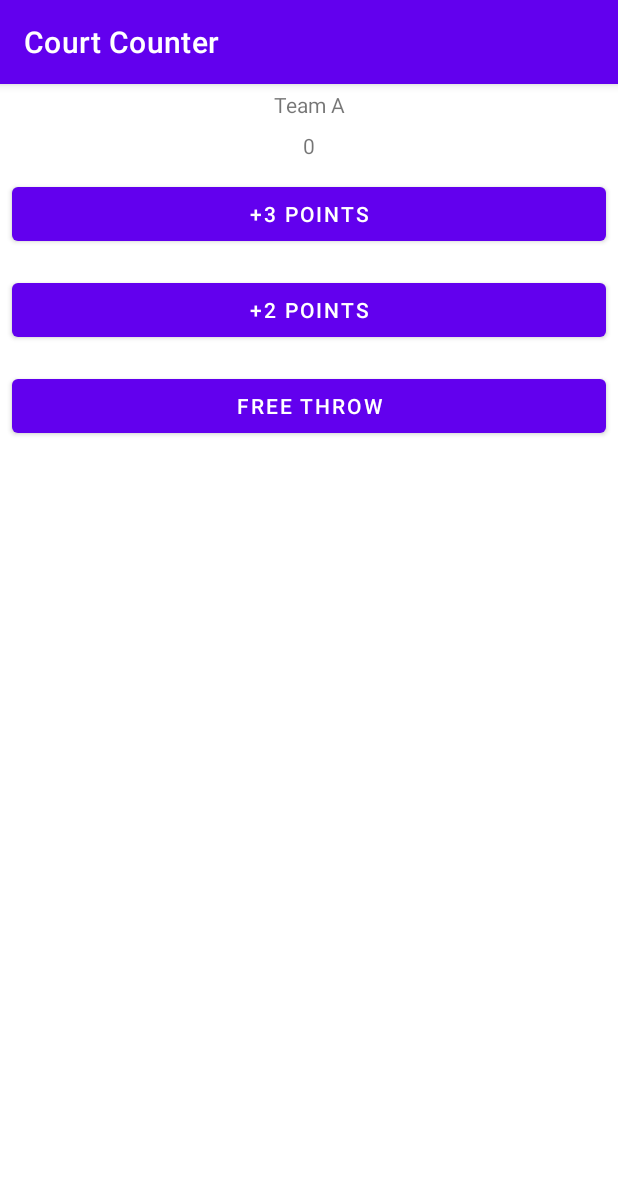
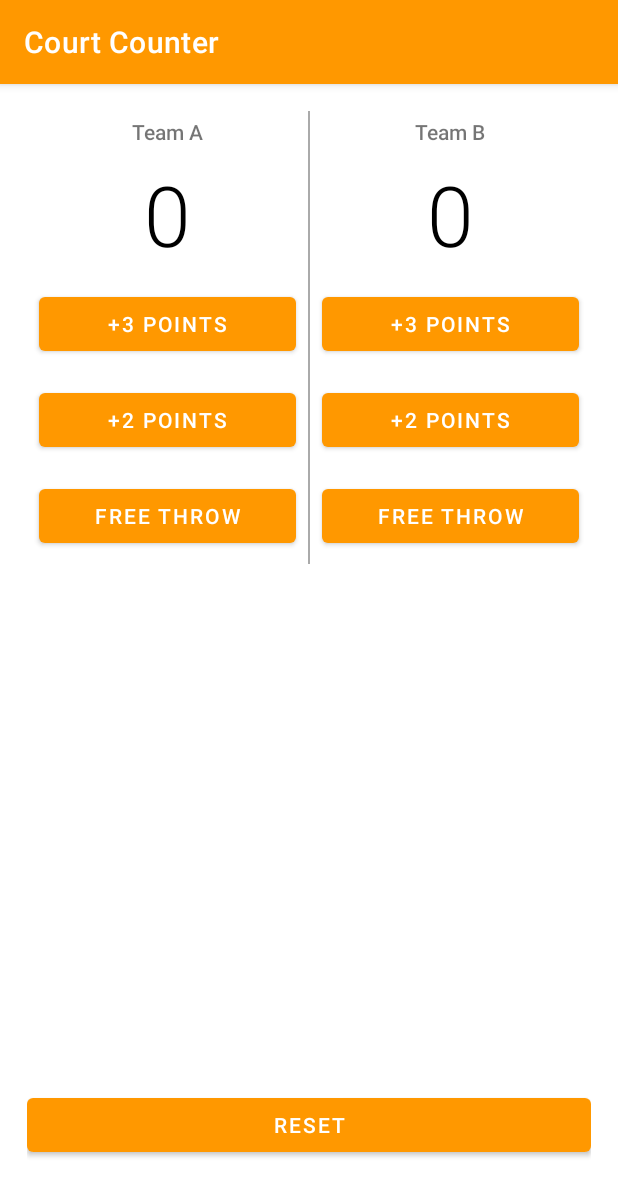
Before and after one commit to Arsonist-Cook/Desenvolvimento-Android_Trilha-Basica, an Android app: the screen it shows after launch (MainActivity), on a phone screen of 412 x 824 dp. Shown: the top 1196 px of the screen. Run offline under Robolectric (Android 15) with nearby library versions, the phone set to English and light mode, and no system bars.

Commit message:
Add some light styles @TODO: implement dark theme and styles

```diff
--- a/User Input/CourtCounter/app/src/main/java/com/example/android/courtcounter/MainActivity.kt
+++ b/User Input/CourtCounter/app/src/main/java/com/example/android/courtcounter/MainActivity.kt
@@ -8,6 +8,7 @@ import androidx.appcompat.app.AppCompatActivity
 
 class MainActivity : AppCompatActivity() {
     var scoreTeamA: Int = 0
+    var scoreTeamB: Int = 0
 
     override fun onCreate(savedInstanceState: Bundle?) {
         super.onCreate(savedInstanceState)
@@ -23,18 +24,45 @@ class MainActivity : AppCompatActivity() {
         scoreView.text = "$score"
     }
 
-    fun addOnePoint(view: View) {
+    private fun displayForTeamB(score: Int) {
+        val scoreView: TextView = findViewById(R.id.team_b_score)
+        scoreView.text = "$score"
+    }
+
+    fun addOneForTeamA(view: View) {
         scoreTeamA += 1
         displayForTeamA(scoreTeamA)
     }
 
-    fun addTwoPoints(view: View) {
+    fun addTwoForTeamA(view: View) {
         scoreTeamA += 2
         displayForTeamA(scoreTeamA)
     }
 
-    fun addThreePoints(view: View) {
+    fun addThreeForTeamA(view: View) {
         scoreTeamA += 3
         displayForTeamA(scoreTeamA)
     }
+
+    fun addOneForTeamB(view: View) {
+        scoreTeamB += 1
+        displayForTeamB(scoreTeamB)
+    }
+
+    fun addTwoForTeamB(view: View) {
+        scoreTeamB += 2
+        displayForTeamB(scoreTeamB)
+    }
+
+    fun addThreeForTeamB(view: View) {
+        scoreTeamB += 3
+        displayForTeamB(scoreTeamB)
+    }
+
+    fun resetScore(view: View) {
+        scoreTeamA = 0
+        scoreTeamB = 0
+        displayForTeamA(scoreTeamA)
+        displayForTeamB(scoreTeamB)
+    }
 }
--- a/User Input/CourtCounter/app/src/main/res/layout/activity_main.xml
+++ b/User Input/CourtCounter/app/src/main/res/layout/activity_main.xml
@@ -1,45 +1,79 @@
 <?xml version="1.0" encoding="utf-8"?>
-<LinearLayout xmlns:android="http://schemas.android.com/apk/res/android"
+<RelativeLayout xmlns:android="http://schemas.android.com/apk/res/android"
     xmlns:tools="http://schemas.android.com/tools"
     android:layout_width="match_parent"
     android:layout_height="match_parent"
-    android:orientation="vertical"
+    android:padding="18dp"
     tools:context=".MainActivity">
 
+    <LinearLayout
+        android:layout_width="match_parent"
+        android:layout_height="wrap_content">
+
+        <LinearLayout style="@style/team_layout_view">
+
             <TextView
-        android:layout_width="match_parent"
-        android:layout_height="wrap_content"
-        android:text="Team A"
-        android:gravity="center_horizontal"
-        android:padding="4dp"/>
+                style="@style/label_text_view"
+                android:text="Team A" />
 
             <TextView
                 android:id="@+id/team_a_score"
-        android:layout_width="match_parent"
-        android:layout_height="wrap_content"
-        android:gravity="center_horizontal"
-        android:text="0"
-        android:padding="4dp"/>
+                style="@style/score_team"
+                android:text="0" />
 
             <Button
-        android:layout_width="match_parent"
-        android:layout_height="wrap_content"
-        android:text="+3 Points"
-        android:onClick="addThreePoints"
-        android:layout_margin="8dp"/>
+                style="@style/score_button"
+                android:onClick="addThreeForTeamA"
+                android:text="+3 Points" />
 
             <Button
-        android:layout_width="match_parent"
-        android:layout_height="wrap_content"
-        android:layout_margin="8dp"
-        android:onClick="addTwoPoints"
+                style="@style/score_button"
+                android:onClick="addTwoForTeamA"
                 android:text="+2 Points" />
 
             <Button
-        android:layout_width="match_parent"
-        android:layout_height="wrap_content"
-        android:layout_margin="8dp"
-        android:onClick="addOnePoint"
+                style="@style/score_button"
+                android:onClick="addOneForTeamA"
+                android:text="Free Throw" />
+        </LinearLayout>
+
+        <View
+            android:layout_width="1dp"
+            android:layout_height="match_parent"
+            android:background="@android:color/darker_gray" />
+
+        <LinearLayout style="@style/team_layout_view">
+
+            <TextView
+                style="@style/label_text_view"
+                android:text="Team B" />
+
+            <TextView
+                android:id="@+id/team_b_score"
+                style="@style/score_team"
+                android:text="0" />
+
+            <Button
+                style="@style/score_button"
+                android:onClick="addThreeForTeamB"
+                android:text="+3 Points" />
+
+            <Button
+                style="@style/score_button"
+                android:onClick="addTwoForTeamB"
+                android:text="+2 Points" />
+
+            <Button
+                style="@style/score_button"
+                android:onClick="addOneForTeamB"
                 android:text="Free Throw" />
 
         </LinearLayout>
+    </LinearLayout>
+
+    <Button
+        style="@style/reset_button"
+        android:onClick="resetScore"
+        android:text="Reset" />
+
+</RelativeLayout>
--- a/User Input/CourtCounter/app/src/main/res/values/colors.xml
+++ b/User Input/CourtCounter/app/src/main/res/values/colors.xml
@@ -7,4 +7,5 @@
     <color name="teal_700">#FF018786</color>
     <color name="black">#FF000000</color>
     <color name="white">#FFFFFFFF</color>
+    <color name="project_primary_color">#FF9800</color>
 </resources>
--- /dev/null
+++ b/User Input/CourtCounter/app/src/main/res/values/styles.xml
@@ -0,0 +1,44 @@
+<?xml version="1.0" encoding="utf-8"?>
+<resources>
+
+    <style name="label_text_view">
+        <item name="android:layout_width">match_parent</item>
+        <item name="android:layout_height">wrap_content</item>
+        <item name="android:gravity">center_horizontal</item>
+        <item name="android:padding">4dp</item>
+        <item name="android:fontFamily">sans-serif-medium</item>
+        <item name="color">#616161</item>
+        <item name="android:textSize">14sp</item>
+    </style>
+
+    <style name="score_team">
+        <item name="android:layout_width">match_parent</item>
+        <item name="android:layout_height">wrap_content</item>
+        <item name="android:fontFamily">sans-serif-light</item>
+        <item name="android:gravity">center_horizontal</item>
+        <item name="android:padding">4dp</item>
+        <item name="android:textColor">@android:color/black</item>
+        <item name="android:textSize">56sp</item>
+    </style>
+
+    <style name="score_button">
+        <item name="android:layout_width">match_parent</item>
+        <item name="android:layout_height">wrap_content</item>
+        <item name="android:layout_margin">8dp</item>
+    </style>
+
+    <style name="team_layout_view">
+        <item name="android:layout_width">0dp</item>
+        <item name="android:layout_height">wrap_content</item>
+        <item name="android:layout_weight">1</item>
+        <item name="android:orientation">vertical</item>
+    </style>
+
+    <style name="reset_button">
+        <item name="android:layout_width">match_parent</item>
+        <item name="android:layout_height">wrap_content</item>
+        <item name="android:layout_alignParentBottom">true</item>
+        <item name="android:layout_centerHorizontal">true</item>
+        <item name="android:layout_marginBottom">32dp</item>
+    </style>
+</resources>
--- a/User Input/CourtCounter/app/src/main/res/values/themes.xml
+++ b/User Input/CourtCounter/app/src/main/res/values/themes.xml
@@ -2,7 +2,7 @@
     <!-- Base application theme. -->
     <style name="Theme.CourtCounter" parent="Theme.MaterialComponents.DayNight.DarkActionBar">
         <!-- Primary brand color. -->
-        <item name="colorPrimary">@color/purple_500</item>
+        <item name="colorPrimary">@color/project_primary_color</item>
         <item name="colorPrimaryVariant">@color/purple_700</item>
         <item name="colorOnPrimary">@color/white</item>
         <!-- Secondary brand color. -->
```
Lines whose indentation alone changed are shown as unchanged.
